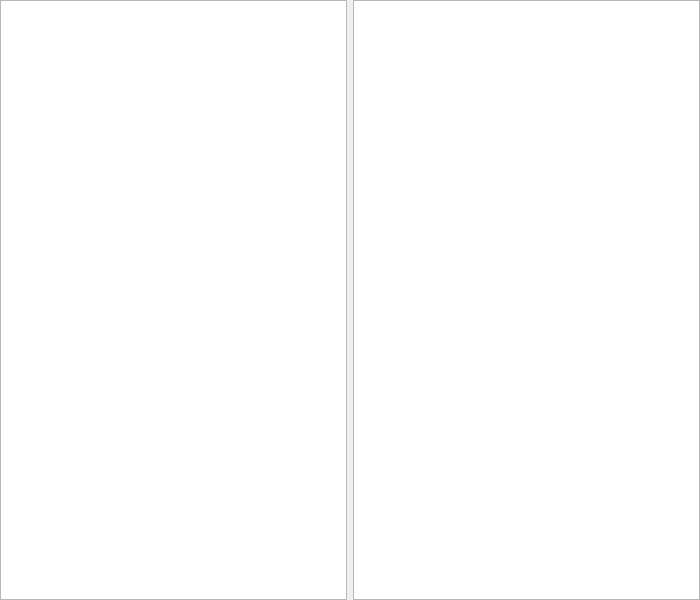
Jonny-programmer/elemer_app, file templates/MainWindowTemplate.ui: the form before one commit.
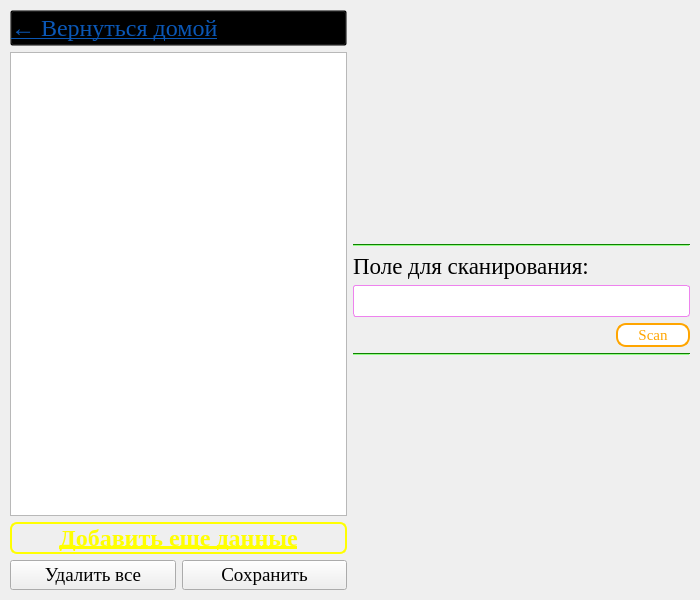
The form after the commit.

Commit message: 01 Jul - almost ready. Add 3rd way and check if SN_LIST is unique

The edit to the form file:
```diff
--- a/templates/MainWindowTemplate.ui
+++ b/templates/MainWindowTemplate.ui
@@ -30,17 +30,1104 @@
      </rect>
     </property>
     <layout class="QGridLayout" name="gridLayout">
-     <item row="0" column="1">
-      <widget class="QListWidget" name="listWidget">
-       <property name="font">
-        <font>
-         <family>Times New Roman</family>
-        </font>
+     <item row="3" column="0">
+      <spacer name="verticalSpacer">
+       <property name="orientation">
+        <enum>Qt::Vertical</enum>
        </property>
-      </widget>
+       <property name="sizeType">
+        <enum>QSizePolicy::Fixed</enum>
+       </property>
+       <property name="sizeHint" stdset="0">
+        <size>
+         <width>20</width>
+         <height>10</height>
+        </size>
+       </property>
+      </spacer>
      </item>
      <item row="0" column="0">
-      <widget class="QTableView" name="tableView"/>
+      <spacer name="verticalSpacer_4">
+       <property name="orientation">
+        <enum>Qt::Vertical</enum>
+       </property>
+       <property name="sizeType">
+        <enum>QSizePolicy::Fixed</enum>
+       </property>
+       <property name="sizeHint" stdset="0">
+        <size>
+         <width>20</width>
+         <height>10</height>
+        </size>
+       </property>
+      </spacer>
+     </item>
+     <item row="2" column="1">
+      <spacer name="horizontalSpacer_3">
+       <property name="orientation">
+        <enum>Qt::Horizontal</enum>
+       </property>
+       <property name="sizeType">
+        <enum>QSizePolicy::Fixed</enum>
+       </property>
+       <property name="sizeHint" stdset="0">
+        <size>
+         <width>10</width>
+         <height>20</height>
+        </size>
+       </property>
+      </spacer>
+     </item>
+     <item row="2" column="0">
+      <layout class="QHBoxLayout" name="horizontalLayout_4">
+       <item>
+        <spacer name="horizontalSpacer">
+         <property name="orientation">
+          <enum>Qt::Horizontal</enum>
+         </property>
+         <property name="sizeType">
+          <enum>QSizePolicy::Fixed</enum>
+         </property>
+         <property name="sizeHint" stdset="0">
+          <size>
+           <width>10</width>
+           <height>20</height>
+          </size>
+         </property>
+        </spacer>
+       </item>
+       <item>
+        <layout class="QVBoxLayout" name="verticalLayout">
+         <item>
+          <widget class="QPushButton" name="return_home_btn">
+           <property name="font">
+            <font>
+             <underline>true</underline>
+            </font>
+           </property>
+           <property name="styleSheet">
+            <string notr="true">text-align: left; 
+text-decoration:underline;
+background-color: transparent; 
+font-weight: italic;
+color: rgb(10, 87, 182);
+</string>
+           </property>
+           <property name="text">
+            <string>← Вернуться домой</string>
+           </property>
+          </widget>
+         </item>
+         <item>
+          <widget class="QTableView" name="tableView">
+           <property name="enabled">
+            <bool>true</bool>
+           </property>
+           <property name="font">
+            <font>
+             <family>Times New Roman</family>
+             <pointsize>14</pointsize>
+            </font>
+           </property>
+          </widget>
+         </item>
+         <item>
+          <widget class="QPushButton" name="add_data_btn">
+           <property name="font">
+            <font>
+             <weight>75</weight>
+             <bold>true</bold>
+             <underline>true</underline>
+            </font>
+           </property>
+           <property name="styleSheet">
+            <string notr="true">text-decoration: underline;
+background: transparent;
+border: 2px solid yellow;
+border-radius: 7px;
+color: yellow;
+font-weight: bold;
+</string>
+           </property>
+           <property name="text">
+            <string>Добавить еще данные</string>
+           </property>
+          </widget>
+         </item>
+         <item>
+          <layout class="QHBoxLayout" name="horizontalLayout_3">
+           <item>
+            <widget class="QPushButton" name="delete_all_btn">
+             <property name="font">
+              <font>
+               <family>Times New Roman</family>
+               <pointsize>14</pointsize>
+              </font>
+             </property>
+             <property name="text">
+              <string>Удалить все</string>
+             </property>
+            </widget>
+           </item>
+           <item>
+            <widget class="QPushButton" name="save_btn">
+             <property name="font">
+              <font>
+               <family>Times New Roman</family>
+               <pointsize>14</pointsize>
+              </font>
+             </property>
+             <property name="text">
+              <string>Сохранить</string>
+             </property>
+            </widget>
+           </item>
+          </layout>
+         </item>
+        </layout>
+       </item>
+       <item>
+        <layout class="QVBoxLayout" name="verticalLayout_3">
+         <item>
+          <layout class="QVBoxLayout" name="verticalLayout_4">
+           <item>
+            <spacer name="verticalSpacer_2">
+             <property name="orientation">
+              <enum>Qt::Vertical</enum>
+             </property>
+             <property name="sizeHint" stdset="0">
+              <size>
+               <width>20</width>
+               <height>40</height>
+              </size>
+             </property>
+            </spacer>
+           </item>
+           <item>
+            <widget class="Line" name="line_2">
+             <property name="palette">
+              <palette>
+               <active>
+                <colorrole role="WindowText">
+                 <brush brushstyle="SolidPattern">
+                  <color alpha="255">
+                   <red>0</red>
+                   <green>0</green>
+                   <blue>0</blue>
+                  </color>
+                 </brush>
+                </colorrole>
+                <colorrole role="Button">
+                 <brush brushstyle="SolidPattern">
+                  <color alpha="255">
+                   <red>33</red>
+                   <green>255</green>
+                   <blue>6</blue>
+                  </color>
+                 </brush>
+                </colorrole>
+                <colorrole role="Light">
+                 <brush brushstyle="SolidPattern">
+                  <color alpha="255">
+                   <red>147</red>
+                   <green>255</green>
+                   <blue>133</blue>
+                  </color>
+                 </brush>
+                </colorrole>
+                <colorrole role="Midlight">
+                 <brush brushstyle="SolidPattern">
+                  <color alpha="255">
+                   <red>90</red>
+                   <green>255</green>
+                   <blue>69</blue>
+                  </color>
+                 </brush>
+                </colorrole>
+                <colorrole role="Dark">
+                 <brush brushstyle="SolidPattern">
+                  <color alpha="255">
+                   <red>16</red>
+                   <green>127</green>
+                   <blue>3</blue>
+                  </color>
+                 </brush>
+                </colorrole>
+                <colorrole role="Mid">
+                 <brush brushstyle="SolidPattern">
+                  <color alpha="255">
+                   <red>22</red>
+                   <green>170</green>
+                   <blue>4</blue>
+                  </color>
+                 </brush>
+                </colorrole>
+                <colorrole role="Text">
+                 <brush brushstyle="SolidPattern">
+                  <color alpha="255">
+                   <red>0</red>
+                   <green>0</green>
+                   <blue>0</blue>
+                  </color>
+                 </brush>
+                </colorrole>
+                <colorrole role="BrightText">
+                 <brush brushstyle="SolidPattern">
+                  <color alpha="255">
+                   <red>255</red>
+                   <green>255</green>
+                   <blue>255</blue>
+                  </color>
+                 </brush>
+                </colorrole>
+                <colorrole role="ButtonText">
+                 <brush brushstyle="SolidPattern">
+                  <color alpha="255">
+                   <red>0</red>
+                   <green>0</green>
+                   <blue>0</blue>
+                  </color>
+                 </brush>
+                </colorrole>
+                <colorrole role="Base">
+                 <brush brushstyle="SolidPattern">
+                  <color alpha="255">
+                   <red>255</red>
+                   <green>255</green>
+                   <blue>255</blue>
+                  </color>
+                 </brush>
+                </colorrole>
+                <colorrole role="Window">
+                 <brush brushstyle="SolidPattern">
+                  <color alpha="255">
+                   <red>33</red>
+                   <green>255</green>
+                   <blue>6</blue>
+                  </color>
+                 </brush>
+                </colorrole>
+                <colorrole role="Shadow">
+                 <brush brushstyle="SolidPattern">
+                  <color alpha="255">
+                   <red>0</red>
+                   <green>0</green>
+                   <blue>0</blue>
+                  </color>
+                 </brush>
+                </colorrole>
+                <colorrole role="AlternateBase">
+                 <brush brushstyle="SolidPattern">
+                  <color alpha="255">
+                   <red>144</red>
+                   <green>255</green>
+                   <blue>130</blue>
+                  </color>
+                 </brush>
+                </colorrole>
+                <colorrole role="ToolTipBase">
+                 <brush brushstyle="SolidPattern">
+                  <color alpha="255">
+                   <red>255</red>
+                   <green>255</green>
+                   <blue>220</blue>
+                  </color>
+                 </brush>
+                </colorrole>
+                <colorrole role="ToolTipText">
+                 <brush brushstyle="SolidPattern">
+                  <color alpha="255">
+                   <red>0</red>
+                   <green>0</green>
+                   <blue>0</blue>
+                  </color>
+                 </brush>
+                </colorrole>
+               </active>
+               <inactive>
+                <colorrole role="WindowText">
+                 <brush brushstyle="SolidPattern">
+                  <color alpha="255">
+                   <red>0</red>
+                   <green>0</green>
+                   <blue>0</blue>
+                  </color>
+                 </brush>
+                </colorrole>
+                <colorrole role="Button">
+                 <brush brushstyle="SolidPattern">
+                  <color alpha="255">
+                   <red>33</red>
+                   <green>255</green>
+                   <blue>6</blue>
+                  </color>
+                 </brush>
+                </colorrole>
+                <colorrole role="Light">
+                 <brush brushstyle="SolidPattern">
+                  <color alpha="255">
+                   <red>147</red>
+                   <green>255</green>
+                   <blue>133</blue>
+                  </color>
+                 </brush>
+                </colorrole>
+                <colorrole role="Midlight">
+                 <brush brushstyle="SolidPattern">
+                  <color alpha="255">
+                   <red>90</red>
+                   <green>255</green>
+                   <blue>69</blue>
+                  </color>
+                 </brush>
+                </colorrole>
+                <colorrole role="Dark">
+                 <brush brushstyle="SolidPattern">
+                  <color alpha="255">
+                   <red>16</red>
+                   <green>127</green>
+                   <blue>3</blue>
+                  </color>
+                 </brush>
+                </colorrole>
+                <colorrole role="Mid">
+                 <brush brushstyle="SolidPattern">
+                  <color alpha="255">
+                   <red>22</red>
+                   <green>170</green>
+                   <blue>4</blue>
+                  </color>
+                 </brush>
+                </colorrole>
+                <colorrole role="Text">
+                 <brush brushstyle="SolidPattern">
+                  <color alpha="255">
+                   <red>0</red>
+                   <green>0</green>
+                   <blue>0</blue>
+                  </color>
+                 </brush>
+                </colorrole>
+                <colorrole role="BrightText">
+                 <brush brushstyle="SolidPattern">
+                  <color alpha="255">
+                   <red>255</red>
+                   <green>255</green>
+                   <blue>255</blue>
+                  </color>
+                 </brush>
+                </colorrole>
+                <colorrole role="ButtonText">
+                 <brush brushstyle="SolidPattern">
+                  <color alpha="255">
+                   <red>0</red>
+                   <green>0</green>
+                   <blue>0</blue>
+                  </color>
+                 </brush>
+                </colorrole>
+                <colorrole role="Base">
+                 <brush brushstyle="SolidPattern">
+                  <color alpha="255">
+                   <red>255</red>
+                   <green>255</green>
+                   <blue>255</blue>
+                  </color>
+                 </brush>
+                </colorrole>
+                <colorrole role="Window">
+                 <brush brushstyle="SolidPattern">
+                  <color alpha="255">
+                   <red>33</red>
+                   <green>255</green>
+                   <blue>6</blue>
+                  </color>
+                 </brush>
+                </colorrole>
+                <colorrole role="Shadow">
+                 <brush brushstyle="SolidPattern">
+                  <color alpha="255">
+                   <red>0</red>
+                   <green>0</green>
+                   <blue>0</blue>
+                  </color>
+                 </brush>
+                </colorrole>
+                <colorrole role="AlternateBase">
+                 <brush brushstyle="SolidPattern">
+                  <color alpha="255">
+                   <red>144</red>
+                   <green>255</green>
+                   <blue>130</blue>
+                  </color>
+                 </brush>
+                </colorrole>
+                <colorrole role="ToolTipBase">
+                 <brush brushstyle="SolidPattern">
+                  <color alpha="255">
+                   <red>255</red>
+                   <green>255</green>
+                   <blue>220</blue>
+                  </color>
+                 </brush>
+                </colorrole>
+                <colorrole role="ToolTipText">
+                 <brush brushstyle="SolidPattern">
+                  <color alpha="255">
+                   <red>0</red>
+                   <green>0</green>
+                   <blue>0</blue>
+                  </color>
+                 </brush>
+                </colorrole>
+               </inactive>
+               <disabled>
+                <colorrole role="WindowText">
+                 <brush brushstyle="SolidPattern">
+                  <color alpha="255">
+                   <red>16</red>
+                   <green>127</green>
+                   <blue>3</blue>
+                  </color>
+                 </brush>
+                </colorrole>
+                <colorrole role="Button">
+                 <brush brushstyle="SolidPattern">
+                  <color alpha="255">
+                   <red>33</red>
+                   <green>255</green>
+                   <blue>6</blue>
+                  </color>
+                 </brush>
+                </colorrole>
+                <colorrole role="Light">
+                 <brush brushstyle="SolidPattern">
+                  <color alpha="255">
+                   <red>147</red>
+                   <green>255</green>
+                   <blue>133</blue>
+                  </color>
+                 </brush>
+                </colorrole>
+                <colorrole role="Midlight">
+                 <brush brushstyle="SolidPattern">
+                  <color alpha="255">
+                   <red>90</red>
+                   <green>255</green>
+                   <blue>69</blue>
+                  </color>
+                 </brush>
+                </colorrole>
+                <colorrole role="Dark">
+                 <brush brushstyle="SolidPattern">
+                  <color alpha="255">
+                   <red>16</red>
+                   <green>127</green>
+                   <blue>3</blue>
+                  </color>
+                 </brush>
+                </colorrole>
+                <colorrole role="Mid">
+                 <brush brushstyle="SolidPattern">
+                  <color alpha="255">
+                   <red>22</red>
+                   <green>170</green>
+                   <blue>4</blue>
+                  </color>
+                 </brush>
+                </colorrole>
+                <colorrole role="Text">
+                 <brush brushstyle="SolidPattern">
+                  <color alpha="255">
+                   <red>16</red>
+                   <green>127</green>
+                   <blue>3</blue>
+                  </color>
+                 </brush>
+                </colorrole>
+                <colorrole role="BrightText">
+                 <brush brushstyle="SolidPattern">
+                  <color alpha="255">
+                   <red>255</red>
+                   <green>255</green>
+                   <blue>255</blue>
+                  </color>
+                 </brush>
+                </colorrole>
+                <colorrole role="ButtonText">
+                 <brush brushstyle="SolidPattern">
+                  <color alpha="255">
+                   <red>16</red>
+                   <green>127</green>
+                   <blue>3</blue>
+                  </color>
+                 </brush>
+                </colorrole>
+                <colorrole role="Base">
+                 <brush brushstyle="SolidPattern">
+                  <color alpha="255">
+                   <red>33</red>
+                   <green>255</green>
+                   <blue>6</blue>
+                  </color>
+                 </brush>
+                </colorrole>
+                <colorrole role="Window">
+                 <brush brushstyle="SolidPattern">
+                  <color alpha="255">
+                   <red>33</red>
+                   <green>255</green>
+                   <blue>6</blue>
+                  </color>
+                 </brush>
+                </colorrole>
+                <colorrole role="Shadow">
+                 <brush brushstyle="SolidPattern">
+                  <color alpha="255">
+                   <red>0</red>
+                   <green>0</green>
+                   <blue>0</blue>
+                  </color>
+                 </brush>
+                </colorrole>
+                <colorrole role="AlternateBase">
+                 <brush brushstyle="SolidPattern">
+                  <color alpha="255">
+                   <red>33</red>
+                   <green>255</green>
+                   <blue>6</blue>
+                  </color>
+                 </brush>
+                </colorrole>
+                <colorrole role="ToolTipBase">
+                 <brush brushstyle="SolidPattern">
+                  <color alpha="255">
+                   <red>255</red>
+                   <green>255</green>
+                   <blue>220</blue>
+                  </color>
+                 </brush>
+                </colorrole>
+                <colorrole role="ToolTipText">
+                 <brush brushstyle="SolidPattern">
+                  <color alpha="255">
+                   <red>0</red>
+                   <green>0</green>
+                   <blue>0</blue>
+                  </color>
+                 </brush>
+                </colorrole>
+               </disabled>
+              </palette>
+             </property>
+             <property name="orientation">
+              <enum>Qt::Horizontal</enum>
+             </property>
+            </widget>
+           </item>
+           <item>
+            <widget class="QLabel" name="label">
+             <property name="font">
+              <font>
+               <family>Times New Roman</family>
+               <pointsize>17</pointsize>
+              </font>
+             </property>
+             <property name="text">
+              <string>Поле для сканирования:</string>
+             </property>
+            </widget>
+           </item>
+           <item>
+            <widget class="QLineEdit" name="scan_field">
+             <property name="styleSheet">
+              <string notr="true">border: 1px solid violet;
+border-radius: 3px;</string>
+             </property>
+            </widget>
+           </item>
+           <item>
+            <layout class="QHBoxLayout" name="horizontalLayout_6">
+             <item>
+              <spacer name="horizontalSpacer_2">
+               <property name="orientation">
+                <enum>Qt::Horizontal</enum>
+               </property>
+               <property name="sizeType">
+                <enum>QSizePolicy::Expanding</enum>
+               </property>
+               <property name="sizeHint" stdset="0">
+                <size>
+                 <width>200</width>
+                 <height>20</height>
+                </size>
+               </property>
+              </spacer>
+             </item>
+             <item>
+              <widget class="QPushButton" name="code_scanned_btn">
+               <property name="sizePolicy">
+                <sizepolicy hsizetype="Fixed" vsizetype="Fixed">
+                 <horstretch>0</horstretch>
+                 <verstretch>0</verstretch>
+                </sizepolicy>
+               </property>
+               <property name="styleSheet">
+                <string notr="true">color: orange;
+background: white;
+border: 2px solid orange;
+border-radius: 10px;
+width: 70px;
+height: 20px;
+font-size: 15px;</string>
+               </property>
+               <property name="text">
+                <string>Scan</string>
+               </property>
+              </widget>
+             </item>
+            </layout>
+           </item>
+           <item>
+            <widget class="Line" name="line">
+             <property name="palette">
+              <palette>
+               <active>
+                <colorrole role="WindowText">
+                 <brush brushstyle="SolidPattern">
+                  <color alpha="255">
+                   <red>0</red>
+                   <green>0</green>
+                   <blue>0</blue>
+                  </color>
+                 </brush>
+                </colorrole>
+                <colorrole role="Button">
+                 <brush brushstyle="SolidPattern">
+                  <color alpha="255">
+                   <red>33</red>
+                   <green>255</green>
+                   <blue>6</blue>
+                  </color>
+                 </brush>
+                </colorrole>
+                <colorrole role="Light">
+                 <brush brushstyle="SolidPattern">
+                  <color alpha="255">
+                   <red>147</red>
+                   <green>255</green>
+                   <blue>133</blue>
+                  </color>
+                 </brush>
+                </colorrole>
+                <colorrole role="Midlight">
+                 <brush brushstyle="SolidPattern">
+                  <color alpha="255">
+                   <red>90</red>
+                   <green>255</green>
+                   <blue>69</blue>
+                  </color>
+                 </brush>
+                </colorrole>
+                <colorrole role="Dark">
+                 <brush brushstyle="SolidPattern">
+                  <color alpha="255">
+                   <red>16</red>
+                   <green>127</green>
+                   <blue>3</blue>
+                  </color>
+                 </brush>
+                </colorrole>
+                <colorrole role="Mid">
+                 <brush brushstyle="SolidPattern">
+                  <color alpha="255">
+                   <red>22</red>
+                   <green>170</green>
+                   <blue>4</blue>
+                  </color>
+                 </brush>
+                </colorrole>
+                <colorrole role="Text">
+                 <brush brushstyle="SolidPattern">
+                  <color alpha="255">
+                   <red>0</red>
+                   <green>0</green>
+                   <blue>0</blue>
+                  </color>
+                 </brush>
+                </colorrole>
+                <colorrole role="BrightText">
+                 <brush brushstyle="SolidPattern">
+                  <color alpha="255">
+                   <red>255</red>
+                   <green>255</green>
+                   <blue>255</blue>
+                  </color>
+                 </brush>
+                </colorrole>
+                <colorrole role="ButtonText">
+                 <brush brushstyle="SolidPattern">
+                  <color alpha="255">
+                   <red>0</red>
+                   <green>0</green>
+                   <blue>0</blue>
+                  </color>
+                 </brush>
+                </colorrole>
+                <colorrole role="Base">
+                 <brush brushstyle="SolidPattern">
+                  <color alpha="255">
+                   <red>255</red>
+                   <green>255</green>
+                   <blue>255</blue>
+                  </color>
+                 </brush>
+                </colorrole>
+                <colorrole role="Window">
+                 <brush brushstyle="SolidPattern">
+                  <color alpha="255">
+                   <red>33</red>
+                   <green>255</green>
+                   <blue>6</blue>
+                  </color>
+                 </brush>
+                </colorrole>
+                <colorrole role="Shadow">
+                 <brush brushstyle="SolidPattern">
+                  <color alpha="255">
+                   <red>0</red>
+                   <green>0</green>
+                   <blue>0</blue>
+                  </color>
+                 </brush>
+                </colorrole>
+                <colorrole role="AlternateBase">
+                 <brush brushstyle="SolidPattern">
+                  <color alpha="255">
+                   <red>144</red>
+                   <green>255</green>
+                   <blue>130</blue>
+                  </color>
+                 </brush>
+                </colorrole>
+                <colorrole role="ToolTipBase">
+                 <brush brushstyle="SolidPattern">
+                  <color alpha="255">
+                   <red>255</red>
+                   <green>255</green>
+                   <blue>220</blue>
+                  </color>
+                 </brush>
+                </colorrole>
+                <colorrole role="ToolTipText">
+                 <brush brushstyle="SolidPattern">
+                  <color alpha="255">
+                   <red>0</red>
+                   <green>0</green>
+                   <blue>0</blue>
+                  </color>
+                 </brush>
+                </colorrole>
+               </active>
+               <inactive>
+                <colorrole role="WindowText">
+                 <brush brushstyle="SolidPattern">
+                  <color alpha="255">
+                   <red>0</red>
+                   <green>0</green>
+                   <blue>0</blue>
+                  </color>
+                 </brush>
+                </colorrole>
+                <colorrole role="Button">
+                 <brush brushstyle="SolidPattern">
+                  <color alpha="255">
+                   <red>33</red>
+                   <green>255</green>
+                   <blue>6</blue>
+                  </color>
+                 </brush>
+                </colorrole>
+                <colorrole role="Light">
+                 <brush brushstyle="SolidPattern">
+                  <color alpha="255">
+                   <red>147</red>
+                   <green>255</green>
+                   <blue>133</blue>
+                  </color>
+                 </brush>
+                </colorrole>
+                <colorrole role="Midlight">
+                 <brush brushstyle="SolidPattern">
+                  <color alpha="255">
+                   <red>90</red>
+                   <green>255</green>
+                   <blue>69</blue>
+                  </color>
+                 </brush>
+                </colorrole>
+                <colorrole role="Dark">
+                 <brush brushstyle="SolidPattern">
+                  <color alpha="255">
+                   <red>16</red>
+                   <green>127</green>
+                   <blue>3</blue>
+                  </color>
+                 </brush>
+                </colorrole>
+                <colorrole role="Mid">
+                 <brush brushstyle="SolidPattern">
+                  <color alpha="255">
+                   <red>22</red>
+                   <green>170</green>
+                   <blue>4</blue>
+                  </color>
+                 </brush>
+                </colorrole>
+                <colorrole role="Text">
+                 <brush brushstyle="SolidPattern">
+                  <color alpha="255">
+                   <red>0</red>
+                   <green>0</green>
+                   <blue>0</blue>
+                  </color>
+                 </brush>
+                </colorrole>
+                <colorrole role="BrightText">
+                 <brush brushstyle="SolidPattern">
+                  <color alpha="255">
+                   <red>255</red>
+                   <green>255</green>
+                   <blue>255</blue>
+                  </color>
+                 </brush>
+                </colorrole>
+                <colorrole role="ButtonText">
+                 <brush brushstyle="SolidPattern">
+                  <color alpha="255">
+                   <red>0</red>
+                   <green>0</green>
+                   <blue>0</blue>
+                  </color>
+                 </brush>
+                </colorrole>
+                <colorrole role="Base">
+                 <brush brushstyle="SolidPattern">
+                  <color alpha="255">
+                   <red>255</red>
+                   <green>255</green>
+                   <blue>255</blue>
+                  </color>
+                 </brush>
+                </colorrole>
+                <colorrole role="Window">
+                 <brush brushstyle="SolidPattern">
+                  <color alpha="255">
+                   <red>33</red>
+                   <green>255</green>
+                   <blue>6</blue>
+                  </color>
+                 </brush>
+                </colorrole>
+                <colorrole role="Shadow">
+                 <brush brushstyle="SolidPattern">
+                  <color alpha="255">
+                   <red>0</red>
+                   <green>0</green>
+                   <blue>0</blue>
+                  </color>
+                 </brush>
+                </colorrole>
+                <colorrole role="AlternateBase">
+                 <brush brushstyle="SolidPattern">
+                  <color alpha="255">
+                   <red>144</red>
+                   <green>255</green>
+                   <blue>130</blue>
+                  </color>
+                 </brush>
+                </colorrole>
+                <colorrole role="ToolTipBase">
+                 <brush brushstyle="SolidPattern">
+                  <color alpha="255">
+                   <red>255</red>
+                   <green>255</green>
+                   <blue>220</blue>
+                  </color>
+                 </brush>
+                </colorrole>
+                <colorrole role="ToolTipText">
+                 <brush brushstyle="SolidPattern">
+                  <color alpha="255">
+                   <red>0</red>
+                   <green>0</green>
+                   <blue>0</blue>
+                  </color>
+                 </brush>
+                </colorrole>
+               </inactive>
+               <disabled>
+                <colorrole role="WindowText">
+                 <brush brushstyle="SolidPattern">
+                  <color alpha="255">
+                   <red>16</red>
+                   <green>127</green>
+                   <blue>3</blue>
+                  </color>
+                 </brush>
+                </colorrole>
+                <colorrole role="Button">
+                 <brush brushstyle="SolidPattern">
+                  <color alpha="255">
+                   <red>33</red>
+                   <green>255</green>
+                   <blue>6</blue>
+                  </color>
+                 </brush>
+                </colorrole>
+                <colorrole role="Light">
+                 <brush brushstyle="SolidPattern">
+                  <color alpha="255">
+                   <red>147</red>
+                   <green>255</green>
+                   <blue>133</blue>
+                  </color>
+                 </brush>
+                </colorrole>
+                <colorrole role="Midlight">
+                 <brush brushstyle="SolidPattern">
+                  <color alpha="255">
+                   <red>90</red>
+                   <green>255</green>
+                   <blue>69</blue>
+                  </color>
+                 </brush>
+                </colorrole>
+                <colorrole role="Dark">
+                 <brush brushstyle="SolidPattern">
+                  <color alpha="255">
+                   <red>16</red>
+                   <green>127</green>
+                   <blue>3</blue>
+                  </color>
+                 </brush>
+                </colorrole>
+                <colorrole role="Mid">
+                 <brush brushstyle="SolidPattern">
+                  <color alpha="255">
+                   <red>22</red>
+                   <green>170</green>
+                   <blue>4</blue>
+                  </color>
+                 </brush>
+                </colorrole>
+                <colorrole role="Text">
+                 <brush brushstyle="SolidPattern">
+                  <color alpha="255">
+                   <red>16</red>
+                   <green>127</green>
+                   <blue>3</blue>
+                  </color>
+                 </brush>
+                </colorrole>
+                <colorrole role="BrightText">
+                 <brush brushstyle="SolidPattern">
+                  <color alpha="255">
+                   <red>255</red>
+                   <green>255</green>
+                   <blue>255</blue>
+                  </color>
+                 </brush>
+                </colorrole>
+                <colorrole role="ButtonText">
+                 <brush brushstyle="SolidPattern">
+                  <color alpha="255">
+                   <red>16</red>
+                   <green>127</green>
+                   <blue>3</blue>
+                  </color>
+                 </brush>
+                </colorrole>
+                <colorrole role="Base">
+                 <brush brushstyle="SolidPattern">
+                  <color alpha="255">
+                   <red>33</red>
+                   <green>255</green>
+                   <blue>6</blue>
+                  </color>
+                 </brush>
+                </colorrole>
+                <colorrole role="Window">
+                 <brush brushstyle="SolidPattern">
+                  <color alpha="255">
+                   <red>33</red>
+                   <green>255</green>
+                   <blue>6</blue>
+                  </color>
+                 </brush>
+                </colorrole>
+                <colorrole role="Shadow">
+                 <brush brushstyle="SolidPattern">
+                  <color alpha="255">
+                   <red>0</red>
+                   <green>0</green>
+                   <blue>0</blue>
+                  </color>
+                 </brush>
+                </colorrole>
+                <colorrole role="AlternateBase">
+                 <brush brushstyle="SolidPattern">
+                  <color alpha="255">
+                   <red>33</red>
+                   <green>255</green>
+                   <blue>6</blue>
+                  </color>
+                 </brush>
+                </colorrole>
+                <colorrole role="ToolTipBase">
+                 <brush brushstyle="SolidPattern">
+                  <color alpha="255">
+                   <red>255</red>
+                   <green>255</green>
+                   <blue>220</blue>
+                  </color>
+                 </brush>
+                </colorrole>
+                <colorrole role="ToolTipText">
+                 <brush brushstyle="SolidPattern">
+                  <color alpha="255">
+                   <red>0</red>
+                   <green>0</green>
+                   <blue>0</blue>
+                  </color>
+                 </brush>
+                </colorrole>
+               </disabled>
+              </palette>
+             </property>
+             <property name="orientation">
+              <enum>Qt::Horizontal</enum>
+             </property>
+            </widget>
+           </item>
+           <item>
+            <spacer name="verticalSpacer_3">
+             <property name="orientation">
+              <enum>Qt::Vertical</enum>
+             </property>
+             <property name="sizeHint" stdset="0">
+              <size>
+               <width>20</width>
+               <height>40</height>
+              </size>
+             </property>
+            </spacer>
+           </item>
+          </layout>
+         </item>
+        </layout>
+       </item>
+      </layout>
      </item>
     </layout>
    </widget>
```
Left out of the diff: 3 changed lines with no effect on the pictures. The commit also changes 6 other files.
